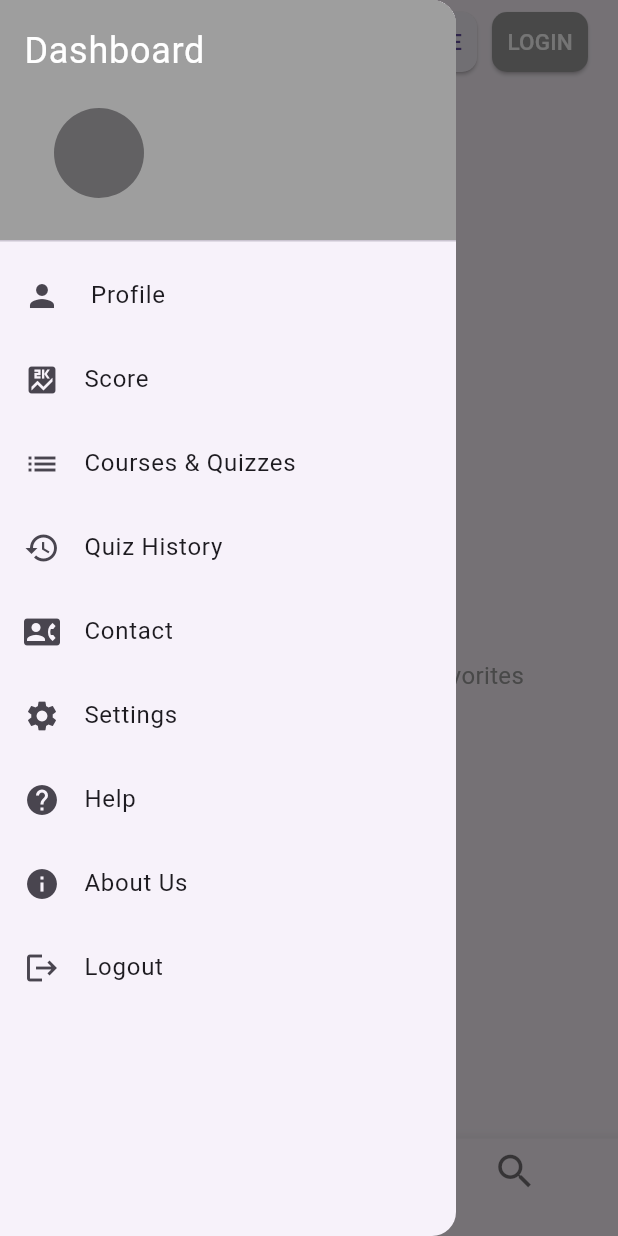
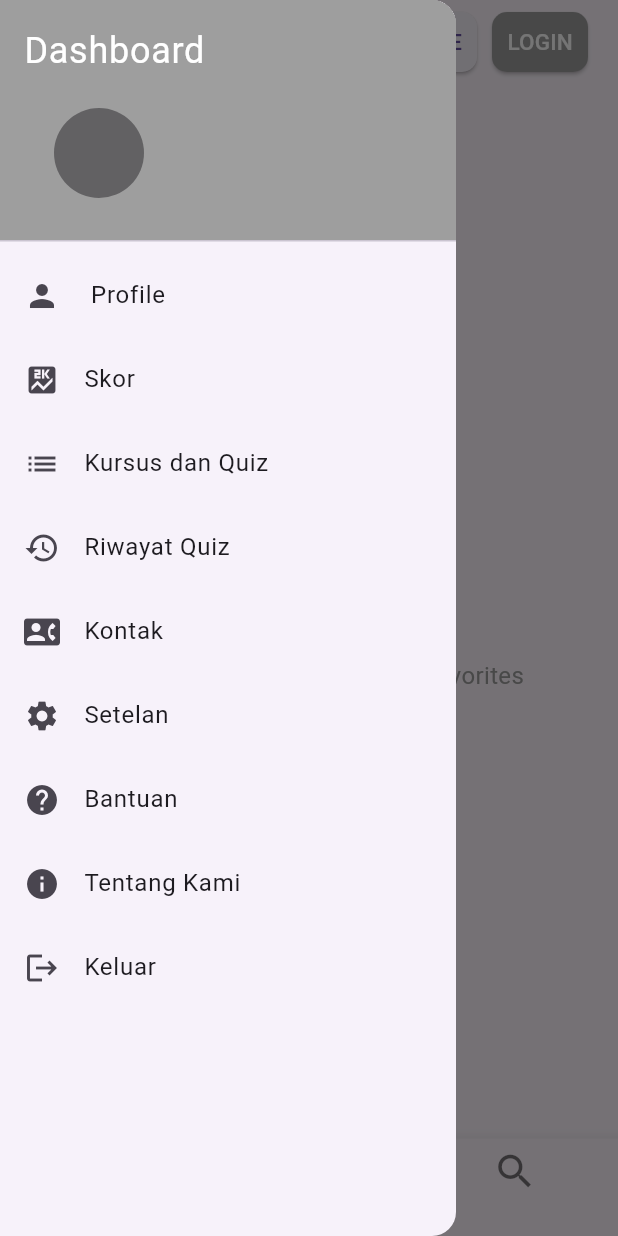
Before and after one commit to Bahoii/ProjectSem5Updt, a Flutter app: the Favourite screen opened directly, with the side drawer open, on a phone screen of 412 x 824 dp. Run offline on Flutter 3.47's test engine with Material 3 defaults, Android fonts, the light colour scheme and no system bars; our stand-ins replace animated_text_kit, cached_network_image, camera, carousel_slider, font_awesome_flutter, image_picker and 4 more; accounts and stored records are empty; network calls fail.

Commit message:
language

```diff
--- a/lib/language.dart
+++ b/lib/language.dart
@@ -9,6 +9,27 @@ mixin AppLocale {
       'login': 'Login',
       'belajar': 'Start Learning',
       'daftar': 'Sign Up',
+      'merdeka': 'Freedom to learn',
+      'cari': 'Search',
+      'code': 'Enter Code',
+      'tamu': 'Continue as Guest',
+      'choose': 'The Best For You',
+      'lihat': "See More",
+      'soalQuiz': "Collection of quiz",
+      'selamatDatangQuiz': "Welcome to quiz",
+      'matematika': "Math",
+      'fisika': "Physic",
+      'kimia': "Chemistry",
+      'course': "Course",
+      'inggris': "English",
+      'setelan': "Settings",
+      'skor': "Score",
+      'kontak': "Contact",
+      'kursusdanquiz': "Course & Quizzes",
+      'riwayatQuiz': "Quiz History",
+      'bantuan': "Help",
+      'tentangKami': "About Us",
+      'keluar': "Logout",
     },
     'id': {
       'title': 'Lokalisasi',
@@ -16,7 +37,28 @@ mixin AppLocale {
       'halo': 'Halo',
       'login': 'Masuk',
       'belajar': 'Mari Mulai Belajar',
-      'daftar': 'Daftar'
+      'daftar': 'Daftar',
+      'merdeka': 'Merdeka Belajar',
+      'cari': 'Cari',
+      'code': 'Masukkan Kode',
+      'tamu': 'Masuk sebagai Tamu',
+      'choose': 'Pilihan Terbaik Untuk Anda',
+      'lihat': 'Lihat Lebih',
+      'soalQuiz': 'Kumpulan Soal Quiz',
+      'selamatDatangQuiz': "Selamat datang di Quiz Kami",
+      'matematika': "Matematika",
+      'fisika': "Fisika",
+      'kimia': "Kimia",
+      'course': "Kursus",
+      'inggris': "Inggris",
+      'setelan': "Setelan",
+      'skor': "Skor",
+      'kontak': "Kontak",
+      'kursusdanquiz': "Kursus dan Quiz",
+      'riwayatQuiz': "Riwayat Quiz",
+      'bantuan': "Bantuan",
+      'tentangKami': "Tentang Kami",
+      'keluar': "Keluar",
     },
   };
 
--- a/lib/page/dasboard.dart
+++ b/lib/page/dasboard.dart
@@ -1,5 +1,6 @@
 import 'package:flutter/material.dart';
 import 'package:provider/provider.dart';
+import 'package:quizz/language.dart';
 import 'package:quizz/page/LoginPage.dart';
 import 'package:quizz/page/contactus.dart';
 import 'package:quizz/page/courseandquiz.dart';
@@ -96,7 +97,7 @@ class DashboardModal extends StatelessWidget {
           ),
           ListTile(
             leading: const Icon(Icons.score),
-            title: const Text('Score'),
+            title: Text(AppLocale.translate(context, 'skor')),
             onTap: () {
               Navigator.push(context,
                   MaterialPageRoute(builder: (context) => const Score()));
@@ -104,7 +105,7 @@ class DashboardModal extends StatelessWidget {
           ),
           ListTile(
             leading: const Icon(Icons.list),
-            title: const Text('Courses & Quizzes'),
+            title: Text(AppLocale.translate(context, 'kursusdanquiz')),
             onTap: () {
               Navigator.push(
                   context,
@@ -114,7 +115,7 @@ class DashboardModal extends StatelessWidget {
           ),
           ListTile(
             leading: const Icon(Icons.history),
-            title: const Text('Quiz History'),
+            title: Text(AppLocale.translate(context, 'riwayatQuiz')),
             onTap: () {
               Navigator.push(context,
                   MaterialPageRoute(builder: (context) => const QuizHistory()));
@@ -122,7 +123,7 @@ class DashboardModal extends StatelessWidget {
           ),
           ListTile(
             leading: const Icon(Icons.contact_phone),
-            title: const Text('Contact'),
+            title: Text(AppLocale.translate(context, 'kontak')),
             onTap: () {
               Navigator.push(
                   context,
@@ -132,7 +133,7 @@ class DashboardModal extends StatelessWidget {
           ),
           ListTile(
             leading: const Icon(Icons.settings),
-            title: const Text('Settings'),
+            title: Text(AppLocale.translate(context, 'setelan')),
             onTap: () {
               Navigator.push(
                   context,
@@ -142,7 +143,7 @@ class DashboardModal extends StatelessWidget {
           ),
           ListTile(
             leading: const Icon(Icons.help),
-            title: const Text('Help'),
+            title: Text(AppLocale.translate(context, 'bantuan')),
             onTap: () {
               Navigator.push(context,
                   MaterialPageRoute(builder: (context) => const HelpPage()));
@@ -151,7 +152,7 @@ class DashboardModal extends StatelessWidget {
           // Tambahkan opsi "About Us"
           ListTile(
             leading: const Icon(Icons.info),
-            title: const Text('About Us'),
+            title: Text(AppLocale.translate(context, 'Tentang Kami')),
             onTap: () {
               Navigator.push(context,
                   MaterialPageRoute(builder: (context) => const AboutUs()));
@@ -160,7 +161,7 @@ class DashboardModal extends StatelessWidget {
           // Tombol logout
           ListTile(
             leading: const Icon(Icons.logout),
-            title: const Text('Logout'),
+            title: Text(AppLocale.translate(context, 'keluar')),
             onTap: () async {
               SharedPreferences prefs = await SharedPreferences.getInstance();
 
--- a/lib/services/firebase/course/course.dart
+++ b/lib/services/firebase/course/course.dart
@@ -4,7 +4,7 @@ import 'package:quizz/services/firebase/course/model/course_model.dart';
 
 Future<List<Course>> fetchCourses() async {
   var response =
-      await http.get(Uri.parse('http://192.168.18.171:5001/course/getall'));
+      await http.get(Uri.parse('http://192.168.1.7:5001/course/getall'));
   // await http.get(Uri.parse('http://172.20.10.2:5001/course/getall'));
   // await http.get(Uri.parse('http://172.16.18.78:5001/course/getall'));
 
```
Also changed, not shown: lib/page/mainmenu.dart (+36 -36 lines).
